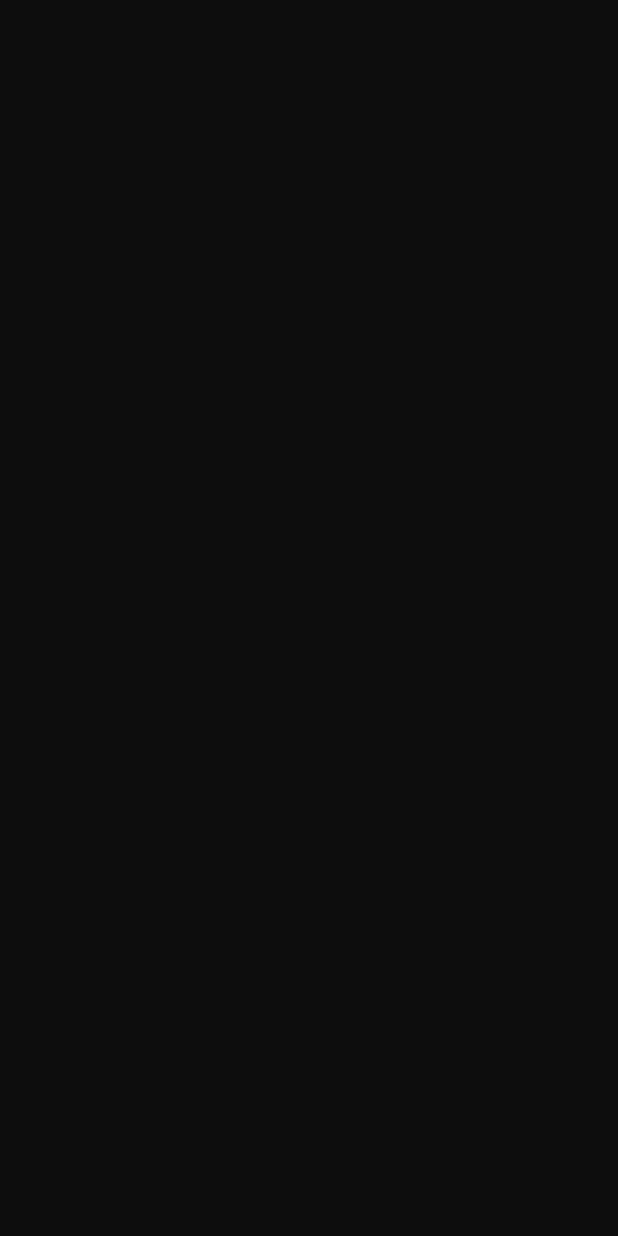
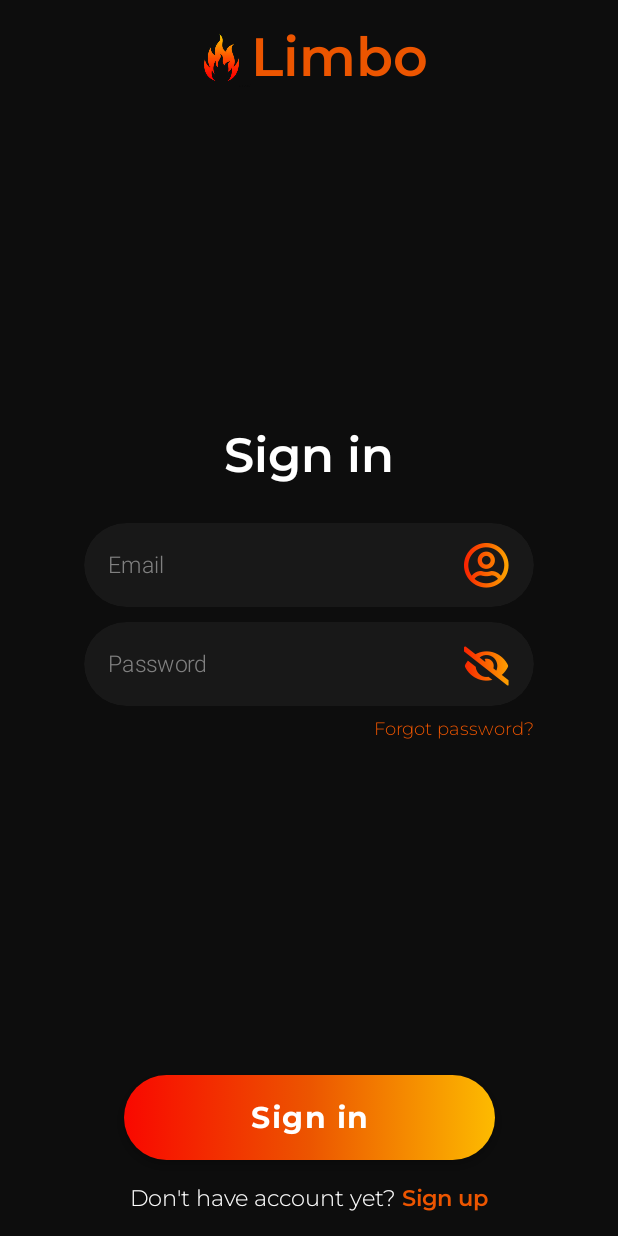
Before and after one commit to Limbo-Team/Limbo-Android, an Android app built with Jetpack Compose: the LoginScreen screen opened through its navigation route, on a phone screen of 412 x 824 dp. Before the commit the screen is empty. Run offline under Robolectric (Android 15) with nearby library versions, the phone set to English and light mode, and no system bars; our stand-ins replace Dagger/Hilt's generated code.

Commit message:
LI-2: Add LoginScreen UI and initial auth behavior

```diff
--- a/app/src/main/AndroidManifest.xml
+++ b/app/src/main/AndroidManifest.xml
@@ -3,6 +3,7 @@
     xmlns:tools="http://schemas.android.com/tools">
 
     <application
+        android:name=".LimboApp"
         android:allowBackup="true"
         android:dataExtractionRules="@xml/data_extraction_rules"
         android:fullBackupContent="@xml/backup_rules"
--- a/app/src/main/java/com/igorj/limboapp/MainActivity.kt
+++ b/app/src/main/java/com/igorj/limboapp/MainActivity.kt
@@ -11,10 +11,13 @@ import androidx.compose.ui.Modifier
 import androidx.navigation.compose.NavHost
 import androidx.navigation.compose.composable
 import androidx.navigation.compose.rememberNavController
+import com.igorj.auth_presentation.login.LoginScreen
 import com.igorj.auth_presentation.welcome.WelcomeScreen
 import com.igorj.limboapp.navigation.Route
 import com.igorj.limboapp.ui.theme.LimboAppTheme
+import dagger.hilt.android.AndroidEntryPoint
 
+@AndroidEntryPoint
 class MainActivity : ComponentActivity() {
     override fun onCreate(savedInstanceState: Bundle?) {
         super.onCreate(savedInstanceState)
@@ -42,7 +45,18 @@ class MainActivity : ComponentActivity() {
                             )
                         }
                         composable(Route.LOGIN) {
-
+                            LoginScreen(
+                                scaffoldState = scaffoldState,
+                                onLoginClick = {
+                                    navController.navigate(Route.HOME)
+                                },
+                                onRegisterClick = {
+                                    navController.navigate(Route.REGISTER)
+                                },
+                                onForgotPasswordClick = {
+                                    navController.navigate(Route.FORGOT_PASSWORD)
+                                }
+                            )
                         }
                         composable(Route.REGISTER) {
 
--- /dev/null
+++ b/auth/auth_presentation/src/main/java/com/igorj/auth_presentation/components/CustomTextField.kt
@@ -0,0 +1,105 @@
+package com.igorj.auth_presentation.components
+
+import androidx.annotation.DrawableRes
+import androidx.compose.foundation.Image
+import androidx.compose.foundation.layout.padding
+import androidx.compose.foundation.layout.size
+import androidx.compose.foundation.layout.width
+import androidx.compose.foundation.shape.RoundedCornerShape
+import androidx.compose.foundation.text.KeyboardActions
+import androidx.compose.foundation.text.KeyboardOptions
+import androidx.compose.material.IconButton
+import androidx.compose.material.MaterialTheme
+import androidx.compose.material.Text
+import androidx.compose.material.TextField
+import androidx.compose.material.TextFieldDefaults
+import androidx.compose.runtime.Composable
+import androidx.compose.ui.Modifier
+import androidx.compose.ui.draw.clip
+import androidx.compose.ui.graphics.Color
+import androidx.compose.ui.res.painterResource
+import androidx.compose.ui.text.TextStyle
+import androidx.compose.ui.text.font.FontWeight
+import androidx.compose.ui.text.input.ImeAction
+import androidx.compose.ui.text.input.KeyboardType
+import androidx.compose.ui.text.input.VisualTransformation
+import androidx.compose.ui.unit.dp
+import androidx.compose.ui.unit.sp
+import com.igorj.core.R
+import com.igorj.core_ui.DarkGray
+import com.igorj.core_ui.LightGray
+import com.igorj.core_ui.TextWhite
+
+@Composable
+fun CustomTextField(
+    modifier: Modifier = Modifier,
+    value: String,
+    onValueChange: (String) -> Unit,
+    hint: String = "",
+    @DrawableRes trailingIconId: Int? = null,
+    onTrailingIconClick: () -> Unit = {},
+    isTrailingIconEnabled: Boolean = false,
+    keyboardType: KeyboardType = KeyboardType.Text,
+    imeAction: ImeAction = ImeAction.Default,
+    visualTransformation: VisualTransformation = VisualTransformation.None,
+    enabled: Boolean = true,
+    onKeyboardDone: () -> Unit = {}
+) {
+    TextField(
+        modifier = modifier
+            .clip(RoundedCornerShape(100.dp))
+            .width(300.dp),
+        value = value,
+        onValueChange = onValueChange,
+        shape = RoundedCornerShape(100.dp),
+        placeholder = {
+            Text(
+                text = hint,
+                color = LightGray,
+                style = MaterialTheme.typography.body2,
+                fontWeight = FontWeight.Light,
+                fontSize = 15.sp
+            )
+        },
+        textStyle = TextStyle(
+            color = TextWhite
+        ),
+        trailingIcon = {
+            IconButton(
+                onClick = onTrailingIconClick,
+                enabled = isTrailingIconEnabled,
+                modifier = Modifier
+                    .padding(end = 8.dp)
+            ) {
+                Image(
+                    painter = painterResource(
+                        id = trailingIconId ?: R.drawable.ic_transparent
+                    ),
+                    contentDescription = hint,
+                    modifier = Modifier
+                        .size(30.dp)
+                )
+            }
+        },
+        singleLine = true,
+        keyboardOptions = KeyboardOptions(
+            keyboardType = keyboardType,
+            imeAction = imeAction
+        ),
+        keyboardActions = KeyboardActions(
+            onAny = {
+                onKeyboardDone()
+            }
+        ),
+        colors = TextFieldDefaults.textFieldColors(
+            textColor = TextWhite,
+            disabledTextColor = TextWhite,
+            backgroundColor = DarkGray,
+            focusedIndicatorColor = Color.Transparent,
+            unfocusedIndicatorColor = Color.Transparent,
+            disabledIndicatorColor = Color.Transparent
+        ),
+        visualTransformation = visualTransformation,
+        enabled = enabled
+    )
+}
--- /dev/null
+++ b/auth/auth_presentation/src/main/java/com/igorj/auth_presentation/login/LoginScreen.kt
@@ -0,0 +1,213 @@
+package com.igorj.auth_presentation.login
+
+import androidx.compose.foundation.Image
+import androidx.compose.foundation.background
+import androidx.compose.foundation.clickable
+import androidx.compose.foundation.layout.Arrangement
+import androidx.compose.foundation.layout.Box
+import androidx.compose.foundation.layout.Column
+import androidx.compose.foundation.layout.Row
+import androidx.compose.foundation.layout.Spacer
+import androidx.compose.foundation.layout.fillMaxSize
+import androidx.compose.foundation.layout.fillMaxWidth
+import androidx.compose.foundation.layout.height
+import androidx.compose.foundation.layout.padding
+import androidx.compose.foundation.layout.size
+import androidx.compose.foundation.rememberScrollState
+import androidx.compose.foundation.verticalScroll
+import androidx.compose.material.CircularProgressIndicator
+import androidx.compose.material.MaterialTheme
+import androidx.compose.material.ScaffoldState
+import androidx.compose.material.Text
+import androidx.compose.runtime.Composable
+import androidx.compose.runtime.LaunchedEffect
+import androidx.compose.ui.Alignment
+import androidx.compose.ui.ExperimentalComposeUiApi
+import androidx.compose.ui.Modifier
+import androidx.compose.ui.graphics.Color
+import androidx.compose.ui.platform.LocalContext
+import androidx.compose.ui.platform.LocalSoftwareKeyboardController
+import androidx.compose.ui.res.painterResource
+import androidx.compose.ui.res.stringResource
+import androidx.compose.ui.text.AnnotatedString
+import androidx.compose.ui.text.font.FontWeight
+import androidx.compose.ui.text.input.OffsetMapping
+import androidx.compose.ui.text.input.TransformedText
+import androidx.compose.ui.text.input.VisualTransformation
+import androidx.compose.ui.unit.dp
+import androidx.compose.ui.unit.sp
+import androidx.hilt.navigation.compose.hiltViewModel
+import com.igorj.auth_presentation.components.CustomTextField
+import com.igorj.core.R
+import com.igorj.core.util.UiEvent
+import com.igorj.core_ui.BrightOrange
+import com.igorj.core_ui.LocalSpacing
+import com.igorj.core_ui.TextWhite
+import com.igorj.core_ui.components.GradientButton
+
+@OptIn(ExperimentalComposeUiApi::class)
+@Composable
+fun LoginScreen(
+    scaffoldState: ScaffoldState,
+    onLoginClick: () -> Unit,
+    onRegisterClick: () -> Unit,
+    onForgotPasswordClick: () -> Unit,
+    viewModel: LoginViewModel = hiltViewModel()
+) {
+    val spacing = LocalSpacing.current
+    val state = viewModel.state
+    val context = LocalContext.current
+    val keyboardController = LocalSoftwareKeyboardController.current
+
+    LaunchedEffect(key1 = true) {
+        viewModel.uiEvent.collect { event ->
+            when (event) {
+                is UiEvent.ShowSnackbar -> {
+                    scaffoldState.snackbarHostState.showSnackbar(
+                        message = event.message.asString(context)
+                    )
+                    keyboardController?.hide()
+                }
+                is UiEvent.OnNavigate -> {
+                    onLoginClick()
+                }
+                else -> Unit
+            }
+        }
+    }
+
+    Column(
+        modifier = Modifier
+            .fillMaxSize()
+            .padding(spacing.spaceMedium),
+        horizontalAlignment = Alignment.CenterHorizontally
+    ) {
+        Row(
+            modifier = Modifier.fillMaxWidth(),
+            horizontalArrangement = Arrangement.Center,
+            verticalAlignment = Alignment.CenterVertically
+        ) {
+            Image(
+                modifier = Modifier.size(40.dp),
+                painter = painterResource(id = R.drawable.ic_flame),
+                contentDescription = null
+            )
+            Text(
+                text = stringResource(id = R.string.limbo),
+                fontSize = 36.sp,
+                style = MaterialTheme.typography.h2,
+                fontWeight = FontWeight.SemiBold,
+                color = BrightOrange,
+            )
+        }
+        Column(
+            modifier = Modifier
+                .weight(1f)
+                .verticalScroll(rememberScrollState()),
+            horizontalAlignment = Alignment.CenterHorizontally,
+            verticalArrangement = Arrangement.Center
+        ) {
+            Text(
+                text = stringResource(id = R.string.sign_in),
+                style = MaterialTheme.typography.h2,
+                fontWeight = FontWeight.SemiBold,
+                color = TextWhite,
+                fontSize = 32.sp
+            )
+            Spacer(modifier = Modifier.height(26.dp))
+            CustomTextField(
+                value = state.email,
+                onValueChange = {
+                    viewModel.onEvent(LoginEvent.OnEmailChange(it))
+                },
+                hint = stringResource(id = R.string.email),
+                trailingIconId = R.drawable.ic_gradient_user,
+            )
+            Spacer(modifier = Modifier.height(10.dp))
+            CustomTextField(
+                value = state.password,
+                onValueChange = {
+                    viewModel.onEvent(LoginEvent.OnPasswordChange(it))
+                },
+                hint = stringResource(id = R.string.password),
+                trailingIconId = state.passwordTextFieldIconId,
+                onTrailingIconClick = {
+                    viewModel.onEvent(LoginEvent.OnTogglePasswordVisibility)
+                },
+                isTrailingIconEnabled = !state.isTryingToLogin,
+                visualTransformation = if (state.shouldHidePassword) {
+                    VisualTransformation {
+                        TransformedText(
+                            AnnotatedString("*".repeat(it.length)),
+                            OffsetMapping.Identity
+                        )
+                    }
+                } else VisualTransformation.None
+            )
+            Spacer(modifier = Modifier.height(8.dp))
+            Text(
+                text = stringResource(id = R.string.forgot_password),
+                color = BrightOrange,
+                style = MaterialTheme.typography.h1,
+                fontWeight = FontWeight.Light,
+                fontSize = 12.sp,
+                modifier = Modifier
+                    .align(Alignment.End)
+                    .clickable(
+                        enabled = !state.isTryingToLogin,
+                        onClick = {
+                            onForgotPasswordClick()
+                        }
+                    )
+            )
+        }
+        Column(
+            modifier = Modifier.fillMaxWidth(),
+            horizontalAlignment = Alignment.CenterHorizontally
+        ) {
+            GradientButton(
+                text = stringResource(id = R.string.sign_in),
+                isEnabled = !state.isTryingToLogin,
+                onClick = {
+                    viewModel.onEvent(LoginEvent.OnLoginClick(
+                        state.email, state.password
+                    ))
+                }
+            )
+            Spacer(modifier = Modifier.height(spacing.spaceMedium))
+            Row(verticalAlignment = Alignment.CenterVertically) {
+                Text(
+                    text = stringResource(id = R.string.dont_have_account) + " ",
+                    color = TextWhite,
+                    style = MaterialTheme.typography.h1,
+                    fontWeight = FontWeight.Light,
+                    fontSize = 15.sp
+                )
+                Text(
+                    text = stringResource(id = R.string.sign_up),
+                    color = BrightOrange,
+                    style = MaterialTheme.typography.h1,
+                    fontWeight = FontWeight.SemiBold,
+                    fontSize = 15.sp,
+                    modifier = Modifier.clickable(
+                        enabled = !state.isTryingToLogin,
+                        onClick = {
+                            onRegisterClick()
+                        }
+                    )
+                )
+            }
+        }
+    }
+
+    if (state.isTryingToLogin) {
+        Box(
+            modifier = Modifier
+                .fillMaxSize()
+                .background(Color(0x52000000)),
+            contentAlignment = Alignment.Center
+        ) {
+            CircularProgressIndicator()
+        }
+    }
+}
--- /dev/null
+++ b/auth/auth_presentation/src/main/java/com/igorj/auth_presentation/login/LoginState.kt
@@ -0,0 +1,11 @@
+package com.igorj.auth_presentation.login
+
+import com.igorj.core.R
+
+data class LoginState(
+    val email: String = "",
+    val password: String = "",
+    val isTryingToLogin: Boolean = false,
+    val shouldHidePassword: Boolean = true,
+    val passwordTextFieldIconId: Int = R.drawable.ic_gradient_password_invisible
+)
--- /dev/null
+++ b/core/src/main/java/com/igorj/core/domain/auth/AuthAPI.kt
@@ -0,0 +1,10 @@
+package com.igorj.core.domain.auth
+
+interface AuthAPI {
+    suspend fun attemptLogin(login: String, password: String): String
+    fun register(login: String, password: String)
+    fun changePasswordViaOldPassword(oldPassword: String, newPassword: String)
+    fun changePasswordViaVerificationCode(codeFromEmail: String, newPassword: String)
+
+    // TODO safe necessary data in encrypted shared preferences (token, credentials)
+}
--- /dev/null
+++ b/core/src/main/java/com/igorj/core/util/UiEvent.kt
@@ -0,0 +1,6 @@
+package com.igorj.core.util
+
+sealed class UiEvent {
+    object OnNavigate : UiEvent()
+    data class ShowSnackbar(val message: UiText) : UiEvent()
+}
--- a/core/src/main/res/values/strings.xml
+++ b/core/src/main/res/values/strings.xml
@@ -4,4 +4,10 @@
     <string name="welcome_app_desc">Learn C coding with e-learning app from Lodz University of Technology</string>
     <string name="sign_in">Sign in</string>
     <string name="sign_up">Sign up</string>
+    <string name="email">Email</string>
+    <string name="password">Password</string>
+    <string name="forgot_password">Forgot password?</string>
+    <string name="dont_have_account">Don\'t have account yet?</string>
+    <string name="failed_to_log_in">Failed to log in, please try again...</string>
+    <string name="empty_credentials">Empty credentials, please enter login and password.</string>
 </resources>
```
Also changed, not shown: app/src/main/java/com/igorj/limboapp/di/AppModule.kt (added, +20 -0 lines), auth/auth_presentation/src/main/java/com/igorj/auth_presentation/login/LoginEvent.kt (added, +8 -0 lines), auth/auth_presentation/src/main/java/com/igorj/auth_presentation/login/LoginViewModel.kt (added, +76 -0 lines), core/src/main/java/com/igorj/core/data/auth/DefaultAuthAPI.kt (added, +26 -0 lines), core/src/main/java/com/igorj/core/util/UiText.kt (added, +15 -0 lines), core/src/main/res/drawable/ic_flame.png (added), core/src/main/res/drawable/ic_gradient_password_invisible.png (added), core/src/main/res/drawable/ic_gradient_password_visible.png (added), core/src/main/res/drawable/ic_gradient_user.png (added), core/src/main/res/drawable/ic_transparent.png (added).
